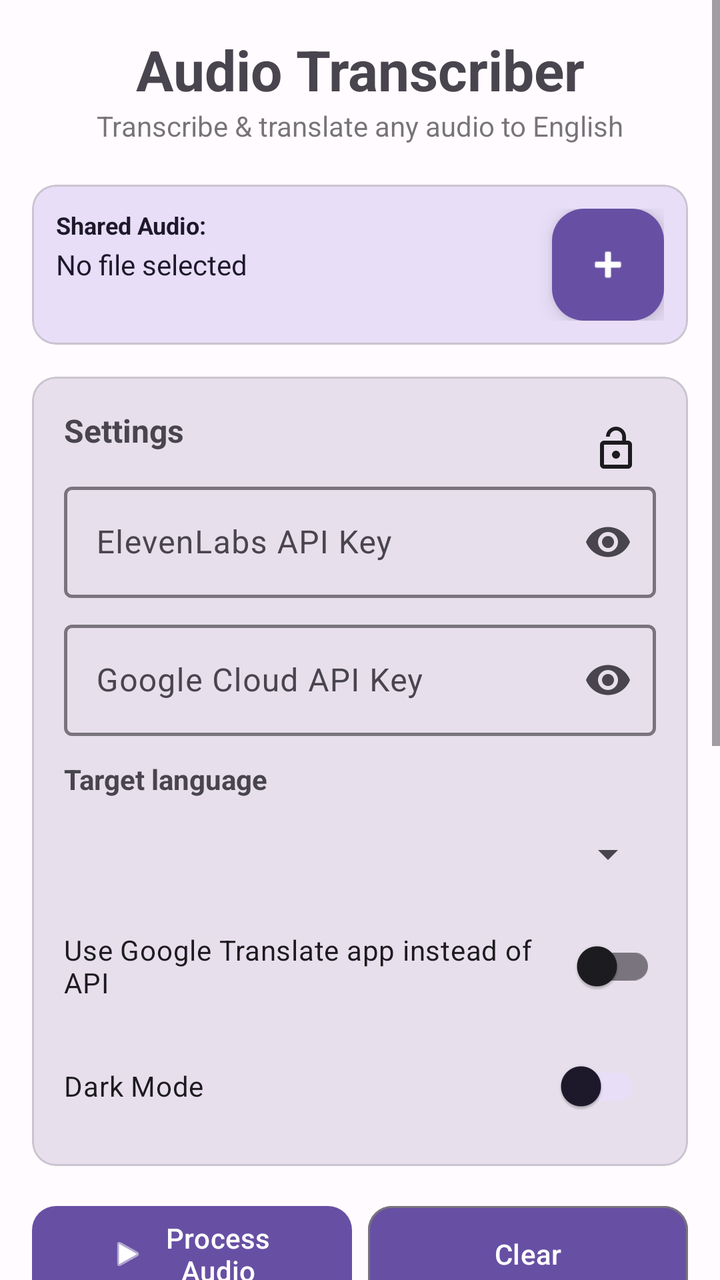
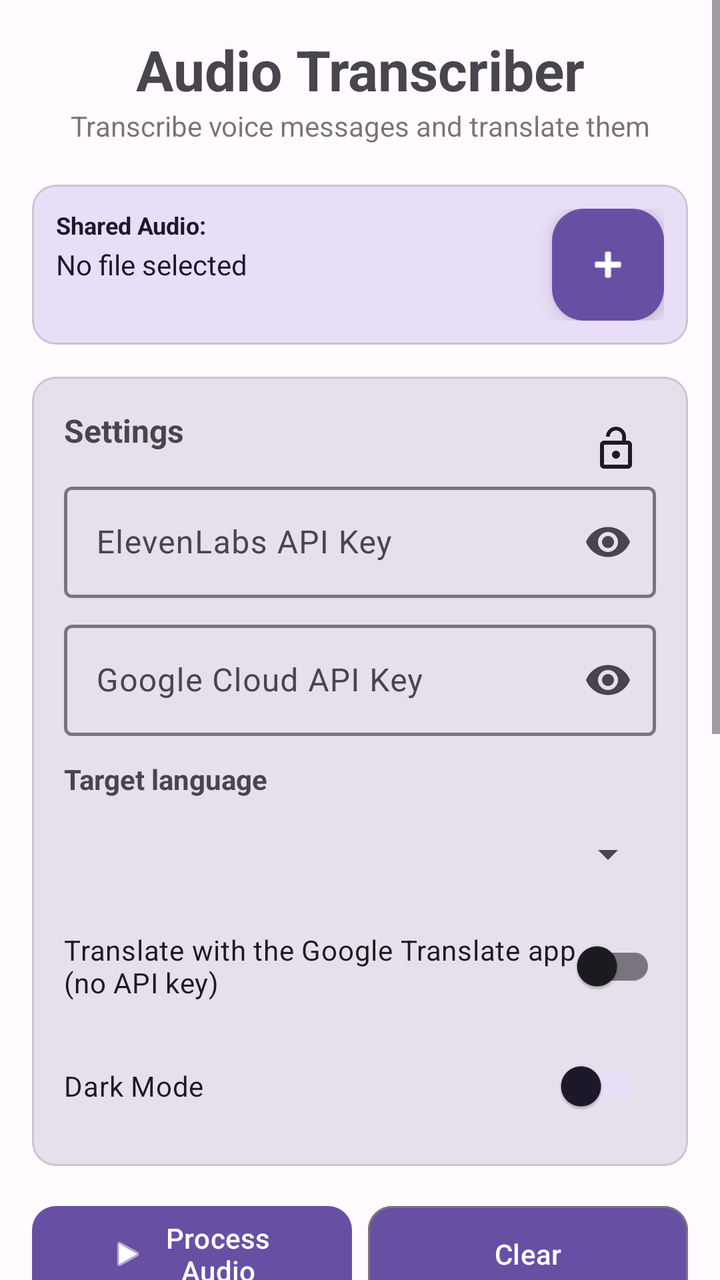

Two renders of the same Android screen: before a commit and after it. Below are the layout's source before the change and the commit's diff.
<!-- AndroidManifest.xml: application theme Theme.Transcribe -->
<!-- res/layout/activity_main.xml -->
<?xml version="1.0" encoding="utf-8"?>
<ScrollView xmlns:android="http://schemas.android.com/apk/res/android"
    xmlns:app="http://schemas.android.com/apk/res-auto"
    android:layout_width="match_parent"
    android:layout_height="match_parent"
    android:background="@color/background">

    <androidx.constraintlayout.widget.ConstraintLayout
        android:layout_width="match_parent"
        android:layout_height="wrap_content"
        android:padding="16dp">

        <com.google.android.material.textview.MaterialTextView
            android:id="@+id/titleLabel"
            android:layout_width="0dp"
            android:layout_height="wrap_content"
            android:gravity="center"
            android:text="Audio Transcriber"
            android:textSize="28sp"
            android:textStyle="bold"
            app:layout_constraintEnd_toEndOf="parent"
            app:layout_constraintStart_toStartOf="parent"
            app:layout_constraintTop_toTopOf="parent" />

        <com.google.android.material.textview.MaterialTextView
            android:id="@+id/subtitle"
            android:layout_width="0dp"
            android:layout_height="wrap_content"
            android:gravity="center"
            android:text="Transcribe &amp; translate any audio to English"
            android:textSize="14sp"
            android:textColor="?attr/colorOnSurface"
            android:alpha="0.6"
            app:layout_constraintEnd_toEndOf="parent"
            app:layout_constraintStart_toStartOf="parent"
            app:layout_constraintTop_toBottomOf="@id/titleLabel" />

        <com.google.android.material.card.MaterialCardView
            android:id="@+id/fileCard"
            android:layout_width="0dp"
            android:layout_height="wrap_content"
            android:layout_marginTop="20dp"
            app:cardElevation="0dp"
            app:cardBackgroundColor="?attr/colorSecondaryContainer"
            app:cardCornerRadius="12dp"
            app:layout_constraintEnd_toEndOf="parent"
            app:layout_constraintStart_toStartOf="parent"
            app:layout_constraintTop_toBottomOf="@id/subtitle">

            <androidx.constraintlayout.widget.ConstraintLayout
                android:layout_width="match_parent"
                android:layout_height="wrap_content"
                android:padding="12dp">

                <com.google.android.material.textview.MaterialTextView
                    android:id="@+id/fileLabel"
                    android:layout_width="wrap_content"
                    android:layout_height="wrap_content"
                    android:text="Shared Audio:"
                    android:textSize="12sp"
                    android:textColor="?attr/colorOnSecondaryContainer"
                    android:textStyle="bold"
                    app:layout_constraintStart_toStartOf="parent"
                    app:layout_constraintTop_toTopOf="parent" />

                <com.google.android.material.textview.MaterialTextView
                    android:id="@+id/fileName"
                    android:layout_width="0dp"
                    android:layout_height="wrap_content"
                    android:layout_marginTop="2dp"
                    android:ellipsize="middle"
                    android:singleLine="true"
                    android:text="No file selected"
                    android:textColor="?attr/colorOnSecondaryContainer"
                    android:textSize="14sp"
                    app:layout_constraintEnd_toEndOf="parent"
                    app:layout_constraintStart_toStartOf="parent"
                    app:layout_constraintTop_toBottomOf="@id/fileLabel" />

                <com.google.android.material.floatingactionbutton.FloatingActionButton
                    android:id="@+id/fileFAB"
                    android:layout_width="wrap_content"
                    android:layout_height="wrap_content"
                    android:layout_margin="0dp"
                    android:src="@android:drawable/ic_input_add"
                    app:fabSize="mini"
                    app:tint="@color/on_primary"
                    app:backgroundTint="@color/primary"
                    app:layout_constraintTop_toTopOf="parent"
                    app:layout_constraintEnd_toEndOf="parent" />
            </androidx.constraintlayout.widget.ConstraintLayout>
        </com.google.android.material.card.MaterialCardView>

        <com.google.android.material.card.MaterialCardView
            android:id="@+id/settingsCard"
            android:layout_width="0dp"
            android:layout_height="wrap_content"
            android:layout_marginTop="16dp"
            app:cardCornerRadius="12dp"
            app:cardElevation="0dp"
            app:cardBackgroundColor="?attr/colorSurfaceVariant"
            app:layout_constraintEnd_toEndOf="parent"
            app:layout_constraintStart_toStartOf="parent"
            app:layout_constraintTop_toBottomOf="@id/fileCard">

            <androidx.constraintlayout.widget.ConstraintLayout
                android:layout_width="match_parent"
                android:layout_height="wrap_content"
                android:padding="16dp">

                <com.google.android.material.textview.MaterialTextView
                    android:id="@+id/settingsTitle"
                    android:layout_width="0dp"
                    android:layout_height="wrap_content"
                    android:text="Settings"
                    android:textSize="16sp"
                    android:textStyle="bold"
                    app:layout_constraintEnd_toStartOf="@id/apiLockButton"
                    app:layout_constraintStart_toStartOf="parent"
                    app:layout_constraintTop_toTopOf="parent" />

                <ImageButton
                    android:id="@+id/apiLockButton"
                    android:layout_width="40dp"
                    android:layout_height="40dp"
                    android:background="?attr/selectableItemBackgroundBorderless"
                    android:contentDescription="Save API Keys"
                    android:src="@drawable/ic_lock_open"
                    android:tint="?attr/colorOnSurface"
                    app:layout_constraintEnd_toEndOf="parent"
                    app:layout_constraintTop_toTopOf="parent" />

                <com.google.android.material.textfield.TextInputLayout
                    android:id="@+id/elevenLabsInput"
                    android:layout_width="0dp"
                    android:layout_height="wrap_content"
                    android:layout_marginTop="12dp"
                    android:hint="ElevenLabs API Key"
                    app:boxStrokeWidth="1.5dp"
                    app:endIconMode="password_toggle"
                    app:layout_constraintEnd_toEndOf="parent"
                    app:layout_constraintStart_toStartOf="parent"
                    app:layout_constraintTop_toBottomOf="@id/settingsTitle">

                    <com.google.android.material.textfield.TextInputEditText
                        android:id="@+id/elevenLabsKey"
                        android:layout_width="match_parent"
                        android:layout_height="wrap_content"
                        android:inputType="textPassword"
                        android:singleLine="true" />
                </com.google.android.material.textfield.TextInputLayout>

                <com.google.android.material.textfield.TextInputLayout
                    android:id="@+id/googleApiInput"
                    android:layout_width="0dp"
                    android:layout_height="wrap_content"
                    android:layout_marginTop="8dp"
                    android:hint="Google Cloud API Key"
                    app:boxStrokeWidth="1.5dp"
                    app:endIconMode="password_toggle"
                    app:layout_constraintEnd_toEndOf="parent"
                    app:layout_constraintStart_toStartOf="parent"
                    app:layout_constraintTop_toBottomOf="@id/elevenLabsInput">

                    <com.google.android.material.textfield.TextInputEditText
                        android:id="@+id/googleApiKey"
                        android:layout_width="match_parent"
                        android:layout_height="wrap_content"
                        android:inputType="textPassword"
                        android:singleLine="true" />
                </com.google.android.material.textfield.TextInputLayout>

                <com.google.android.material.textview.MaterialTextView
                    android:id="@+id/targetLanguageLabel"
                    android:layout_width="0dp"
                    android:layout_height="wrap_content"
                    android:layout_marginTop="12dp"
                    android:text="Target language"
                    android:textSize="14sp"
                    android:textStyle="bold"
                    app:layout_constraintEnd_toEndOf="parent"
                    app:layout_constraintStart_toStartOf="parent"
                    app:layout_constraintTop_toBottomOf="@id/googleApiInput" />

                <Spinner
                    android:id="@+id/targetLanguageSpinner"
                    android:layout_width="0dp"
                    android:layout_height="48dp"
                    android:layout_marginTop="4dp"
                    app:layout_constraintEnd_toEndOf="parent"
                    app:layout_constraintStart_toStartOf="parent"
                    app:layout_constraintTop_toBottomOf="@id/targetLanguageLabel" />

                <com.google.android.material.switchmaterial.SwitchMaterial
                    android:id="@+id/useTranslateAppSwitch"
                    android:layout_width="0dp"
                    android:layout_height="wrap_content"
                    android:layout_marginTop="8dp"
                    android:text="Use Google Translate app instead of API"
                    android:textSize="14sp"
                    app:layout_constraintEnd_toEndOf="parent"
                    app:layout_constraintStart_toStartOf="parent"
                    app:layout_constraintTop_toBottomOf="@id/targetLanguageSpinner" />

                <com.google.android.material.switchmaterial.SwitchMaterial
                    android:id="@+id/toggleTheme"
                    android:layout_width="0dp"
                    android:layout_height="wrap_content"
                    android:layout_marginTop="12dp"
                    android:text="Dark Mode"
                    android:textSize="14sp"
                    app:layout_constraintEnd_toEndOf="parent"
                    app:layout_constraintStart_toStartOf="parent"
                    app:layout_constraintTop_toBottomOf="@id/useTranslateAppSwitch"
                    android:paddingStart="0dp"
                    android:paddingEnd="8dp"
                    app:thumbTint="?attr/colorOnSecondaryContainer"
                    app:trackTint="?attr/colorSecondaryContainer" />

            </androidx.constraintlayout.widget.ConstraintLayout>
        </com.google.android.material.card.MaterialCardView>

        <com.google.android.material.button.MaterialButton
            android:id="@+id/processButton"
            android:layout_width="0dp"
            android:layout_height="56dp"
            android:layout_marginTop="16dp"
            android:text="Process Audio"
            app:cornerRadius="12dp"
            app:icon="@android:drawable/ic_media_play"
            app:iconGravity="textStart"
            app:layout_constraintEnd_toStartOf="@id/clearButton"
            app:layout_constraintStart_toStartOf="parent"
            app:layout_constraintTop_toBottomOf="@id/settingsCard" />

        <com.google.android.material.button.MaterialButton
            android:id="@+id/clearButton"
            android:layout_width="0dp"
            android:layout_height="56dp"
            android:layout_marginStart="8dp"
            android:layout_marginTop="16dp"
            android:text="Clear"
            app:cornerRadius="12dp"
            app:strokeColor="?attr/colorOutline"
            app:strokeWidth="1dp"
            app:layout_constraintEnd_toEndOf="parent"
            app:layout_constraintStart_toEndOf="@id/processButton"
            app:layout_constraintTop_toBottomOf="@id/settingsCard" />

        <ProgressBar
            android:id="@+id/progressBar"
            style="?android:attr/progressBarStyleHorizontal"
            android:layout_width="0dp"
            android:layout_height="wrap_content"
            android:layout_marginTop="16dp"
            android:visibility="gone"
            android:indeterminate="true"
            app:layout_constraintEnd_toEndOf="parent"
            app:layout_constraintStart_toStartOf="parent"
            app:layout_constraintTop_toBottomOf="@id/clearButton" />

        <LinearLayout
            android:id="@+id/actionRow"
            android:layout_width="0dp"
            android:layout_height="wrap_content"
            android:layout_marginTop="8dp"
            android:orientation="horizontal"
            app:layout_constraintEnd_toEndOf="parent"
            app:layout_constraintStart_toStartOf="parent"
            app:layout_constraintTop_toBottomOf="@id/progressBar">

            <com.google.android.material.button.MaterialButton
                android:id="@+id/copyTranscriptionButton"
                style="@style/Widget.Material3.Button.TextButton"
                android:layout_width="0dp"
                android:layout_height="wrap_content"
                android:layout_weight="1"
                android:text="Copy" />

            <com.google.android.material.button.MaterialButton
                android:id="@+id/copyTranslationButton"
                style="@style/Widget.Material3.Button.TextButton"
                android:layout_width="0dp"
                android:layout_height="wrap_content"
                android:layout_weight="1"
                android:text="Copy Tr." />

            <com.google.android.material.button.MaterialButton
                android:id="@+id/shareButton"
                style="@style/Widget.Material3.Button.TextButton"
                android:layout_width="0dp"
                android:layout_height="wrap_content"
                android:layout_weight="1"
                android:text="Share" />

            <com.google.android.material.button.MaterialButton
                android:id="@+id/historyButton"
                style="@style/Widget.Material3.Button.TextButton"
                android:layout_width="0dp"
                android:layout_height="wrap_content"
                android:layout_weight="1"
                android:text="History" />

            <com.google.android.material.button.MaterialButton
                android:id="@+id/translateAppButton"
                style="@style/Widget.Material3.Button.TextButton"
                android:layout_width="0dp"
                android:layout_height="wrap_content"
                android:layout_weight="1"
                android:text="GTranslate" />
        </LinearLayout>

        <com.google.android.material.card.MaterialCardView
            android:id="@+id/transcriptionCard"
            android:layout_width="0dp"
            android:layout_height="wrap_content"
            android:layout_marginTop="16dp"
            app:cardCornerRadius="12dp"
            app:cardElevation="0dp"
            app:cardBackgroundColor="?attr/colorSurfaceVariant"
            app:layout_constraintEnd_toEndOf="parent"
            app:layout_constraintStart_toStartOf="parent"
            app:layout_constraintTop_toBottomOf="@id/actionRow">

            <androidx.constraintlayout.widget.ConstraintLayout
                android:layout_width="match_parent"
                android:layout_height="wrap_content"
                android:padding="16dp">

                <com.google.android.material.textview.MaterialTextView
                    android:id="@+id/resultLabel"
                    android:layout_width="wrap_content"
                    android:layout_height="wrap_content"
                    android:text="Transcription"
                    android:textSize="16sp"
                    android:textStyle="bold"
                    app:layout_constraintStart_toStartOf="parent"
                    app:layout_constraintTop_toTopOf="parent" />

                <com.google.android.material.textview.MaterialTextView
                    android:id="@+id/resultText"
                    android:layout_width="0dp"
                    android:layout_height="wrap_content"
                    android:layout_marginTop="8dp"
                    android:background="@android:color/transparent"
                    android:gravity="start"
                    android:minHeight="60dp"
                    android:padding="12dp"
                    android:text=""
                    android:textIsSelectable="true"
                    android:textSize="14sp"
                    app:layout_constraintEnd_toEndOf="parent"
                    app:layout_constraintStart_toStartOf="parent"
                    app:layout_constraintTop_toBottomOf="@id/resultLabel" />
            </androidx.constraintlayout.widget.ConstraintLayout>
        </com.google.android.material.card.MaterialCardView>

        <com.google.android.material.card.MaterialCardView
            android:id="@+id/translationCard"
            android:layout_width="0dp"
            android:layout_height="wrap_content"
            android:layout_marginTop="12dp"
            app:cardCornerRadius="12dp"
            app:cardElevation="0dp"
            app:cardBackgroundColor="?attr/colorSurfaceVariant"
            app:layout_constraintEnd_toEndOf="parent"
            app:layout_constraintStart_toStartOf="parent"
            app:layout_constraintTop_toBottomOf="@id/transcriptionCard">

            <androidx.constraintlayout.widget.ConstraintLayout
                android:layout_width="match_parent"
                android:layout_height="wrap_content"
                android:padding="16dp">

                <com.google.android.material.textview.MaterialTextView
                    android:id="@+id/translatedLabel"
                    android:layout_width="wrap_content"
                    android:layout_height="wrap_content"
                    android:text="English Translation"
                    android:textSize="16sp"
                    android:textStyle="bold"
                    app:layout_constraintStart_toStartOf="parent"
                    app:layout_constraintTop_toTopOf="parent" />

                <com.google.android.material.textview.MaterialTextView
                    android:id="@+id/translatedText"
                    android:layout_width="0dp"
                    android:layout_height="wrap_content"
                    android:layout_marginTop="8dp"
                    android:background="?attr/colorSurfaceVariant"
                    android:gravity="start"
                    android:minHeight="60dp"
                    android:padding="12dp"
                    android:text=""
                    android:textIsSelectable="true"
                    android:textSize="14sp"
                    app:layout_constraintEnd_toEndOf="parent"
                    app:layout_constraintStart_toStartOf="parent"
                    app:layout_constraintTop_toBottomOf="@id/translatedLabel" />
            </androidx.constraintlayout.widget.ConstraintLayout>
        </com.google.android.material.card.MaterialCardView>

        <com.google.android.material.textview.MaterialTextView
            android:id="@+id/infoText"
            android:layout_width="0dp"
            android:layout_height="wrap_content"
            android:layout_marginTop="24dp"
            android:layout_marginBottom="16dp"
            android:gravity="center"
            android:lineHeight="18sp"
            android:text="Share any audio message from WhatsApp, Telegram, etc. to this app.\nIt will transcribe the audio and translate the text to English."
            android:textSize="12sp"
            android:textColor="?attr/colorOnSurface"
            android:alpha="0.5"
            app:layout_constraintBottom_toBottomOf="parent"
            app:layout_constraintEnd_toEndOf="parent"
            app:layout_constraintStart_toStartOf="parent"
            app:layout_constraintTop_toBottomOf="@id/translationCard" />

    </androidx.constraintlayout.widget.ConstraintLayout>
</ScrollView>
<!-- resources referenced by this layout -->
<resources>
  <color name="background">#FFFBFE</color>
  <color name="on_primary">#FFFFFF</color>
  <color name="primary">#6750A4</color>
  <!-- drawable ic_lock_open (drawable) -->
  <?xml version="1.0" encoding="utf-8"?>
  <vector xmlns:android="http://schemas.android.com/apk/res/android"
      android:width="24dp"
      android:height="24dp"
      android:viewportWidth="24"
      android:viewportHeight="24">
      <path
          android:fillColor="#FF000000"
          android:pathData="M12,17c1.1,0 2,-0.9 2,-2s-0.9,-2 -2,-2 -2,0.9 -2,2 0.9,2 2,2zM18,8h-1V6c0-2.76-2.24-5-5-5S7,3.24 7,6h1.9c0-1.71 1.39-3.1 3.1-3.1s3.1 1.39 3.1 3.1v2H6c-1.1,0-2,0.9-2,2v10c0,1.1 0.9,2 2,2h12c1.1,0 2,-0.9 2,-2V10c0,-1.1-0.9,-2-2,-2zM18,20H6V10h12v10z" />
  </vector>
  <style name="Theme.Transcribe" parent="Theme.Material3.DayNight.NoActionBar">
          <item name="colorPrimary">@color/primary</item>
          <item name="colorOnPrimary">@color/white</item>
          <item name="colorPrimaryContainer">@color/primary_container</item>
          <item name="colorOnPrimaryContainer">@color/on_primary_container</item>
          <item name="colorSecondary">@color/secondary</item>
          <item name="colorOnSecondary">@color/white</item>
          <item name="colorSecondaryContainer">@color/secondary_container</item>
          <item name="colorOnSecondaryContainer">@color/on_secondary_container</item>
          <item name="colorTertiary">@color/tertiary</item>
          <item name="colorOnTertiary">@color/white</item>
          <item name="android:colorBackground">@color/background</item>
          <item name="colorOnBackground">@color/on_background</item>
          <item name="colorSurface">@color/surface</item>
          <item name="colorOnSurface">@color/on_surface</item>
          <item name="colorSurfaceVariant">@color/surface_variant</item>
          <item name="colorOnSurfaceVariant">@color/on_surface_variant</item>
          <item name="colorOutline">@color/outline</item>
      </style>
  <color name="white">#FFFFFF</color>
  <color name="primary_container">#EADDFF</color>
  <color name="on_primary_container">#21005D</color>
  <color name="secondary">#625B71</color>
  <color name="secondary_container">#E8DEF8</color>
  <color name="on_secondary_container">#1D192B</color>
  <color name="tertiary">#7D5260</color>
  <color name="on_background">#1C1B1F</color>
  <color name="surface">#FFFBFE</color>
  <color name="on_surface">#1C1B1F</color>
  <color name="surface_variant">#E7E0EC</color>
  <color name="on_surface_variant">#49454F</color>
  <color name="outline">#79747E</color>
</resources>

<!-- the commit's change to res/layout/activity_main.xml (unified diff, before → after) -->
@@ -27,7 +27,7 @@
             android:layout_width="0dp"
             android:layout_height="wrap_content"
             android:gravity="center"
-            android:text="Transcribe &amp; translate any audio to English"
+            android:text="Transcribe voice messages and translate them"
             android:textSize="14sp"
             android:textColor="?attr/colorOnSurface"
             android:alpha="0.6"
@@ -196,7 +196,7 @@
                     android:layout_width="0dp"
                     android:layout_height="wrap_content"
                     android:layout_marginTop="8dp"
-                    android:text="Use Google Translate app instead of API"
+                    android:text="Translate with the Google Translate app (no API key)"
                     android:textSize="14sp"
                     app:layout_constraintEnd_toEndOf="parent"
                     app:layout_constraintStart_toStartOf="parent"
@@ -307,7 +307,7 @@
                 android:layout_width="0dp"
                 android:layout_height="wrap_content"
                 android:layout_weight="1"
-                android:text="GTranslate" />
+                android:text="Translate" />
         </LinearLayout>
 
         <com.google.android.material.card.MaterialCardView
@@ -376,7 +376,7 @@
                     android:id="@+id/translatedLabel"
                     android:layout_width="wrap_content"
                     android:layout_height="wrap_content"
-                    android:text="English Translation"
+                    android:text="Translation"
                     android:textSize="16sp"
                     android:textStyle="bold"
                     app:layout_constraintStart_toStartOf="parent"
@@ -408,7 +408,7 @@
             android:layout_marginBottom="16dp"
             android:gravity="center"
             android:lineHeight="18sp"
-            android:text="Share any audio message from WhatsApp, Telegram, etc. to this app.\nIt will transcribe the audio and translate the text to English."
+            android:text="In WhatsApp, Telegram or any chat app: select a voice message, tap Share and choose Transcribe.\nA small window opens over the chat with the text, ready to copy or translate."
             android:textSize="12sp"
             android:textColor="?attr/colorOnSurface"
             android:alpha="0.5"
